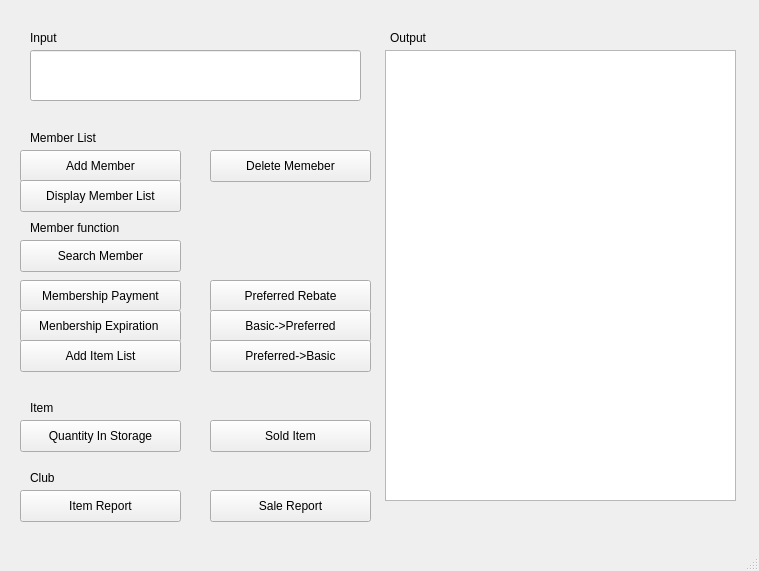
This is src/Wholesale-Club/mainwindow.ui in AnnieChen1130/Wholesale-Clud as Qt 5 draws it before an edit. The edited form follows.
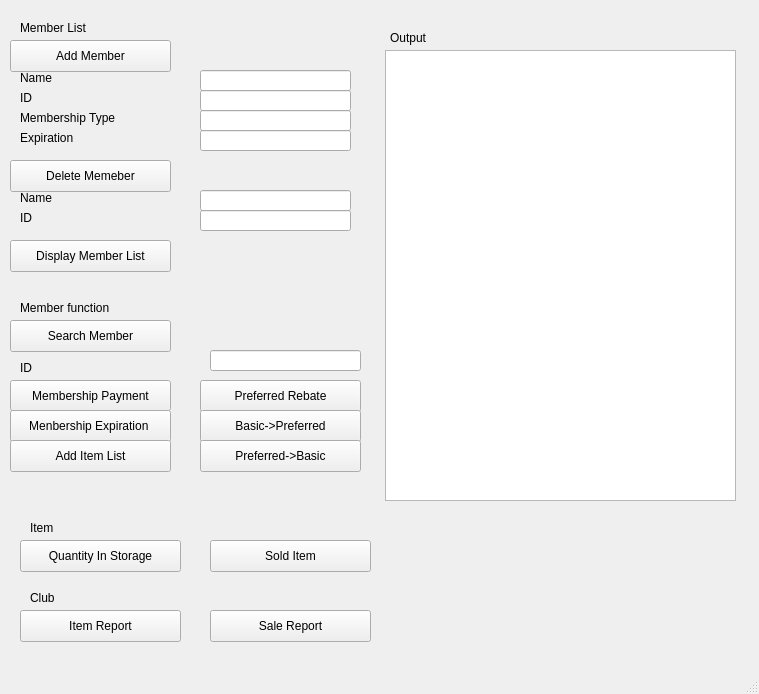
This is the edited form.

Patch:
```diff
--- a/src/Wholesale-Club/mainwindow.ui
+++ b/src/Wholesale-Club/mainwindow.ui
@@ -7,7 +7,7 @@
     <x>0</x>
     <y>0</y>
     <width>759</width>
-    <height>571</height>
+    <height>694</height>
    </rect>
   </property>
   <property name="windowTitle">
@@ -27,24 +27,11 @@
      <string>Output</string>
     </property>
    </widget>
-   <widget class="QLabel" name="label_2">
-    <property name="geometry">
-     <rect>
-      <x>30</x>
-      <y>30</y>
-      <width>60</width>
-      <height>16</height>
-     </rect>
-    </property>
-    <property name="text">
-     <string>Input</string>
-    </property>
-   </widget>
    <widget class="QLabel" name="label_3">
     <property name="geometry">
      <rect>
-      <x>30</x>
-      <y>220</y>
+      <x>20</x>
+      <y>300</y>
       <width>141</width>
       <height>16</height>
      </rect>
@@ -66,8 +53,8 @@
    <widget class="QPushButton" name="addMember">
     <property name="geometry">
      <rect>
-      <x>20</x>
-      <y>150</y>
+      <x>10</x>
+      <y>40</y>
       <width>161</width>
       <height>32</height>
      </rect>
@@ -79,8 +66,8 @@
    <widget class="QPushButton" name="deleteMember">
     <property name="geometry">
      <rect>
-      <x>210</x>
-      <y>150</y>
+      <x>10</x>
+      <y>160</y>
       <width>161</width>
       <height>32</height>
      </rect>
@@ -92,8 +79,8 @@
    <widget class="QPushButton" name="rebate">
     <property name="geometry">
      <rect>
-      <x>210</x>
-      <y>280</y>
+      <x>200</x>
+      <y>380</y>
       <width>161</width>
       <height>32</height>
      </rect>
@@ -105,8 +92,8 @@
    <widget class="QPushButton" name="payment">
     <property name="geometry">
      <rect>
-      <x>20</x>
-      <y>280</y>
+      <x>10</x>
+      <y>380</y>
       <width>161</width>
       <height>31</height>
      </rect>
@@ -118,8 +105,8 @@
    <widget class="QPushButton" name="expiration">
     <property name="geometry">
      <rect>
-      <x>20</x>
-      <y>310</y>
+      <x>10</x>
+      <y>410</y>
       <width>161</width>
       <height>32</height>
      </rect>
@@ -131,8 +118,8 @@
    <widget class="QLabel" name="label_4">
     <property name="geometry">
      <rect>
-      <x>30</x>
-      <y>130</y>
+      <x>20</x>
+      <y>20</y>
       <width>111</width>
       <height>16</height>
      </rect>
@@ -144,8 +131,8 @@
    <widget class="QPushButton" name="addItemList">
     <property name="geometry">
      <rect>
-      <x>20</x>
-      <y>340</y>
+      <x>10</x>
+      <y>440</y>
       <width>161</width>
       <height>32</height>
      </rect>
@@ -158,7 +145,7 @@
     <property name="geometry">
      <rect>
       <x>30</x>
-      <y>400</y>
+      <y>520</y>
       <width>60</width>
       <height>16</height>
      </rect>
@@ -170,8 +157,8 @@
    <widget class="QPushButton" name="convertToPreferred">
     <property name="geometry">
      <rect>
-      <x>210</x>
-      <y>310</y>
+      <x>200</x>
+      <y>410</y>
       <width>161</width>
       <height>32</height>
      </rect>
@@ -183,8 +170,8 @@
    <widget class="QPushButton" name="convertToBasic">
     <property name="geometry">
      <rect>
-      <x>210</x>
-      <y>340</y>
+      <x>200</x>
+      <y>440</y>
       <width>161</width>
       <height>32</height>
      </rect>
@@ -197,7 +184,7 @@
     <property name="geometry">
      <rect>
       <x>20</x>
-      <y>420</y>
+      <y>540</y>
       <width>161</width>
       <height>32</height>
      </rect>
@@ -210,7 +197,7 @@
     <property name="geometry">
      <rect>
       <x>210</x>
-      <y>420</y>
+      <y>540</y>
       <width>161</width>
       <height>32</height>
      </rect>
@@ -223,7 +210,7 @@
     <property name="geometry">
      <rect>
       <x>30</x>
-      <y>470</y>
+      <y>590</y>
       <width>60</width>
       <height>16</height>
      </rect>
@@ -236,7 +223,7 @@
     <property name="geometry">
      <rect>
       <x>20</x>
-      <y>490</y>
+      <y>610</y>
       <width>161</width>
       <height>32</height>
      </rect>
@@ -249,7 +236,7 @@
     <property name="geometry">
      <rect>
       <x>210</x>
-      <y>490</y>
+      <y>610</y>
       <width>161</width>
       <height>32</height>
      </rect>
@@ -261,8 +248,8 @@
    <widget class="QPushButton" name="pushButton">
     <property name="geometry">
      <rect>
-      <x>20</x>
-      <y>240</y>
+      <x>10</x>
+      <y>320</y>
       <width>161</width>
       <height>32</height>
      </rect>
@@ -274,8 +261,8 @@
    <widget class="QPushButton" name="pushButton_2">
     <property name="geometry">
      <rect>
-      <x>20</x>
-      <y>180</y>
+      <x>10</x>
+      <y>240</y>
       <width>161</width>
       <height>32</height>
      </rect>
@@ -284,16 +271,167 @@
      <string>Display Member List</string>
     </property>
    </widget>
+   <widget class="QLineEdit" name="removeMember">
+    <property name="geometry">
+     <rect>
+      <x>200</x>
+      <y>210</y>
+      <width>151</width>
+      <height>21</height>
+     </rect>
+    </property>
+   </widget>
+   <widget class="QLabel" name="label_7">
+    <property name="geometry">
+     <rect>
+      <x>20</x>
+      <y>70</y>
+      <width>60</width>
+      <height>16</height>
+     </rect>
+    </property>
+    <property name="text">
+     <string>Name</string>
+    </property>
+   </widget>
+   <widget class="QLabel" name="label_8">
+    <property name="geometry">
+     <rect>
+      <x>20</x>
+      <y>90</y>
+      <width>60</width>
+      <height>16</height>
+     </rect>
+    </property>
+    <property name="text">
+     <string>ID</string>
+    </property>
+   </widget>
+   <widget class="QLabel" name="label_9">
+    <property name="geometry">
+     <rect>
+      <x>20</x>
+      <y>110</y>
+      <width>141</width>
+      <height>16</height>
+     </rect>
+    </property>
+    <property name="text">
+     <string>Membership Type</string>
+    </property>
+   </widget>
+   <widget class="QLabel" name="label_10">
+    <property name="geometry">
+     <rect>
+      <x>20</x>
+      <y>130</y>
+      <width>121</width>
+      <height>16</height>
+     </rect>
+    </property>
+    <property name="text">
+     <string>Expiration</string>
+    </property>
+   </widget>
+   <widget class="QLineEdit" name="Name">
+    <property name="geometry">
+     <rect>
+      <x>200</x>
+      <y>70</y>
+      <width>151</width>
+      <height>21</height>
+     </rect>
+    </property>
+   </widget>
+   <widget class="QLineEdit" name="ID">
+    <property name="geometry">
+     <rect>
+      <x>200</x>
+      <y>90</y>
+      <width>151</width>
+      <height>21</height>
+     </rect>
+    </property>
+   </widget>
+   <widget class="QLineEdit" name="Type">
+    <property name="geometry">
+     <rect>
+      <x>200</x>
+      <y>110</y>
+      <width>151</width>
+      <height>21</height>
+     </rect>
+    </property>
+   </widget>
+   <widget class="QLineEdit" name="Expiration">
+    <property name="geometry">
+     <rect>
+      <x>200</x>
+      <y>130</y>
+      <width>151</width>
+      <height>21</height>
+     </rect>
+    </property>
+   </widget>
+   <widget class="QLabel" name="label_2">
+    <property name="geometry">
+     <rect>
+      <x>20</x>
+      <y>210</y>
+      <width>60</width>
+      <height>16</height>
+     </rect>
+    </property>
+    <property name="text">
+     <string>ID</string>
+    </property>
+   </widget>
    <widget class="QLineEdit" name="lineEdit">
     <property name="geometry">
      <rect>
-      <x>30</x>
-      <y>50</y>
-      <width>331</width>
-      <height>51</height>
+      <x>200</x>
+      <y>190</y>
+      <width>151</width>
+      <height>21</height>
      </rect>
     </property>
    </widget>
+   <widget class="QLabel" name="label_11">
+    <property name="geometry">
+     <rect>
+      <x>20</x>
+      <y>190</y>
+      <width>60</width>
+      <height>16</height>
+     </rect>
+    </property>
+    <property name="text">
+     <string>Name</string>
+    </property>
+   </widget>
+   <widget class="QLineEdit" name="ID_2">
+    <property name="geometry">
+     <rect>
+      <x>210</x>
+      <y>350</y>
+      <width>151</width>
+      <height>21</height>
+     </rect>
+    </property>
+   </widget>
+   <widget class="QLabel" name="label_12">
+    <property name="geometry">
+     <rect>
+      <x>20</x>
+      <y>360</y>
+      <width>60</width>
+      <height>16</height>
+     </rect>
+    </property>
+    <property name="text">
+     <string>ID</string>
+    </property>
+   </widget>
   </widget>
   <widget class="QMenuBar" name="menubar">
    <property name="geometry">
```
Left out of the diff: 2 changed lines with no effect on the pictures.
